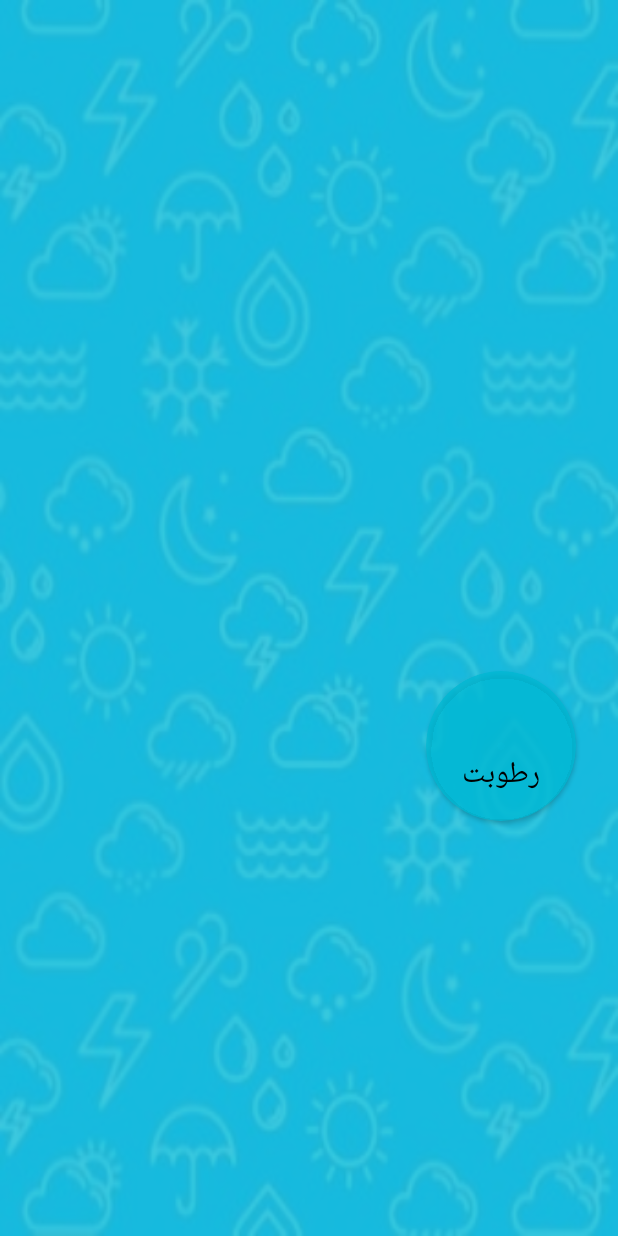
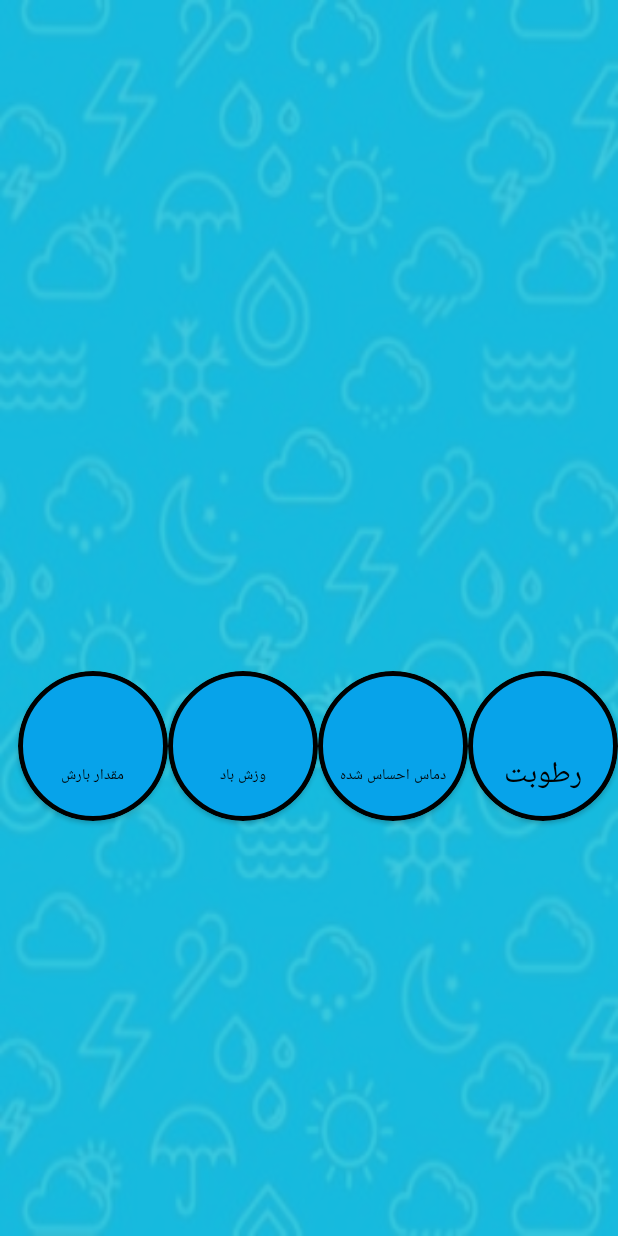
Before and after one commit to Tasbeat/Weatherman, an Android app: the screen it shows after launch (MainActivity), on a phone screen of 412 x 824 dp. Run offline under Robolectric (Android 15) with nearby library versions, the phone set to English and light mode, and no system bars; pictures from the network do not load.

Commit message:
adding new card views to UI

```diff
--- a/app/src/main/java/com/example/weatherman/MainActivity.kt
+++ b/app/src/main/java/com/example/weatherman/MainActivity.kt
@@ -29,6 +29,12 @@ class MainActivity : AppCompatActivity() {
             override fun onResponse(call: Call, response: Response) {
                 val responseRawString = response.body!!.string()
                 val jsonObject = JSONObject(responseRawString)
+                getData(jsonObject)
+
+            }
+        })
+    }
+    fun getData(jsonObject:JSONObject){
         //coord
         val coord = jsonObject.getJSONObject("coord")
         val lon = coord.getDouble("lon")
@@ -52,6 +58,4 @@ class MainActivity : AppCompatActivity() {
             Glide.with(this@MainActivity).load(iconPatternUrl).into(binding.humidityIcon)
         }
     }
-        })
 }
-}
--- /dev/null
+++ b/app/src/main/res/drawable/card_view_background.xml
@@ -0,0 +1,5 @@
+<?xml version="1.0" encoding="utf-8"?>
+<shape xmlns:android="http://schemas.android.com/apk/res/android" android:shape="oval">
+    <solid android:color="#07A3EA"/>
+    <stroke android:color="@color/black" android:width="3dp"/>
+</shape>
--- a/app/src/main/res/layout/activity_main.xml
+++ b/app/src/main/res/layout/activity_main.xml
@@ -8,9 +8,10 @@
     android:backgroundTint="#450404"
     android:backgroundTintMode="add"
     android:hapticFeedbackEnabled="false"
-    tools:context=".MainActivity" >
+    tools:context=".MainActivity">
 
     <androidx.constraintlayout.widget.ConstraintLayout
+        android:id="@+id/constraintLayout"
         android:layout_width="match_parent"
         android:layout_height="match_parent"
         android:background="#C400B8D4"
@@ -22,13 +23,101 @@
         <androidx.cardview.widget.CardView
             android:layout_width="100dp"
             android:layout_height="100dp"
-            android:layout_marginEnd="28dp"
-            android:backgroundTint="#C600B8D4"
+            android:backgroundTint="#C621BACF"
+            app:cardCornerRadius="@android:dimen/thumbnail_width"
+            app:layout_constraintBottom_toBottomOf="@+id/cardView3"
+            app:layout_constraintEnd_toStartOf="@+id/cardView3"
+            app:layout_constraintTop_toTopOf="@+id/cardView3">
+
+            <androidx.constraintlayout.widget.ConstraintLayout
+                android:layout_width="match_parent"
+                android:layout_height="match_parent"
+                android:background="@drawable/card_view_background">
+
+            </androidx.constraintlayout.widget.ConstraintLayout>
+
+            <LinearLayout
+                android:layout_width="match_parent"
+                android:layout_height="wrap_content"
+                android:layout_gravity="center"
+                android:orientation="vertical">
+
+                <ImageView
+                    android:id="@+id/meghdareBaareshIcon"
+                    android:layout_width="40dp"
+                    android:layout_height="40dp"
+                    android:layout_gravity="center"
+                    tools:srcCompat="@tools:sample/avatars" />
+
+                <TextView
+                    android:id="@+id/meghdareBaareshTextView"
+                    android:layout_width="wrap_content"
+                    android:layout_height="wrap_content"
+                    android:layout_gravity="center"
+                    android:text="مقدار بارش"
+                    android:textColor="#000000"
+                    android:textSize="10sp" />
+            </LinearLayout>
+        </androidx.cardview.widget.CardView>
+
+        <androidx.cardview.widget.CardView
+            android:id="@+id/cardView3"
+            android:layout_width="100dp"
+            android:layout_height="100dp"
+            android:backgroundTint="#C621BACF"
+            app:cardCornerRadius="@android:dimen/thumbnail_width"
+            app:layout_constraintBottom_toBottomOf="@+id/cardView2"
+            app:layout_constraintEnd_toStartOf="@+id/cardView2"
+            app:layout_constraintTop_toTopOf="@+id/cardView2">
+
+            <androidx.constraintlayout.widget.ConstraintLayout
+                android:layout_width="match_parent"
+                android:layout_height="match_parent"
+                android:background="@drawable/card_view_background">
+
+            </androidx.constraintlayout.widget.ConstraintLayout>
+
+            <LinearLayout
+                android:layout_width="match_parent"
+                android:layout_height="wrap_content"
+                android:layout_gravity="center"
+                android:orientation="vertical">
+
+                <ImageView
+                    android:id="@+id/vazeshBaadIcon"
+                    android:layout_width="40dp"
+                    android:layout_height="40dp"
+                    android:layout_gravity="center"
+                    tools:srcCompat="@tools:sample/avatars" />
+
+                <TextView
+                    android:id="@+id/vazeshBaadTextView"
+                    android:layout_width="wrap_content"
+                    android:layout_height="wrap_content"
+                    android:layout_gravity="center"
+                    android:text="وزش باد"
+                    android:textColor="#000000"
+                    android:textSize="10sp" />
+            </LinearLayout>
+        </androidx.cardview.widget.CardView>
+
+        <androidx.cardview.widget.CardView
+            android:id="@+id/cardView"
+            android:layout_width="100dp"
+            android:layout_height="100dp"
+            android:backgroundTint="#C621BACF"
             app:cardCornerRadius="@android:dimen/thumbnail_width"
             app:layout_constraintBottom_toBottomOf="parent"
             app:layout_constraintEnd_toEndOf="parent"
             app:layout_constraintTop_toTopOf="parent"
-            app:layout_constraintVertical_bias="0.618" >
+            app:layout_constraintVertical_bias="0.618">
+
+            <androidx.constraintlayout.widget.ConstraintLayout
+                android:layout_width="match_parent"
+                android:layout_height="match_parent"
+                android:background="@drawable/card_view_background">
+
+            </androidx.constraintlayout.widget.ConstraintLayout>
 
             <LinearLayout
                 android:layout_width="match_parent"
@@ -44,7 +133,7 @@
                     tools:srcCompat="@tools:sample/avatars" />
 
                 <TextView
-                    android:id="@+id/textView8"
+                    android:id="@+id/humidityTextView"
                     android:layout_width="wrap_content"
                     android:layout_height="wrap_content"
                     android:layout_gravity="center"
@@ -53,5 +142,47 @@
                     android:textSize="20sp" />
             </LinearLayout>
         </androidx.cardview.widget.CardView>
+
+        <androidx.cardview.widget.CardView
+            android:id="@+id/cardView2"
+            android:layout_width="100dp"
+            android:layout_height="100dp"
+            android:backgroundTint="#C621BACF"
+            app:cardCornerRadius="@android:dimen/thumbnail_width"
+            app:layout_constraintBottom_toBottomOf="@+id/cardView"
+            app:layout_constraintEnd_toStartOf="@+id/cardView"
+            app:layout_constraintTop_toTopOf="@+id/cardView">
+
+            <androidx.constraintlayout.widget.ConstraintLayout
+                android:layout_width="match_parent"
+                android:layout_height="match_parent"
+                android:background="@drawable/card_view_background">
+
+            </androidx.constraintlayout.widget.ConstraintLayout>
+
+            <LinearLayout
+                android:layout_width="match_parent"
+                android:layout_height="wrap_content"
+                android:layout_gravity="center"
+                android:orientation="vertical">
+
+                <ImageView
+                    android:id="@+id/temperatureSensedIcon"
+                    android:layout_width="40dp"
+                    android:layout_height="40dp"
+                    android:layout_gravity="center"
+                    tools:srcCompat="@tools:sample/avatars" />
+
+                <TextView
+                    android:id="@+id/temperatureSensedTextView"
+                    android:layout_width="wrap_content"
+                    android:layout_height="wrap_content"
+                    android:layout_gravity="center"
+                    android:text="دماس احساس شده"
+                    android:textColor="#000000"
+                    android:textSize="10sp" />
+            </LinearLayout>
+        </androidx.cardview.widget.CardView>
     </androidx.constraintlayout.widget.ConstraintLayout>
+
 </androidx.constraintlayout.widget.ConstraintLayout>
```
Lines whose indentation alone changed are shown as unchanged.
